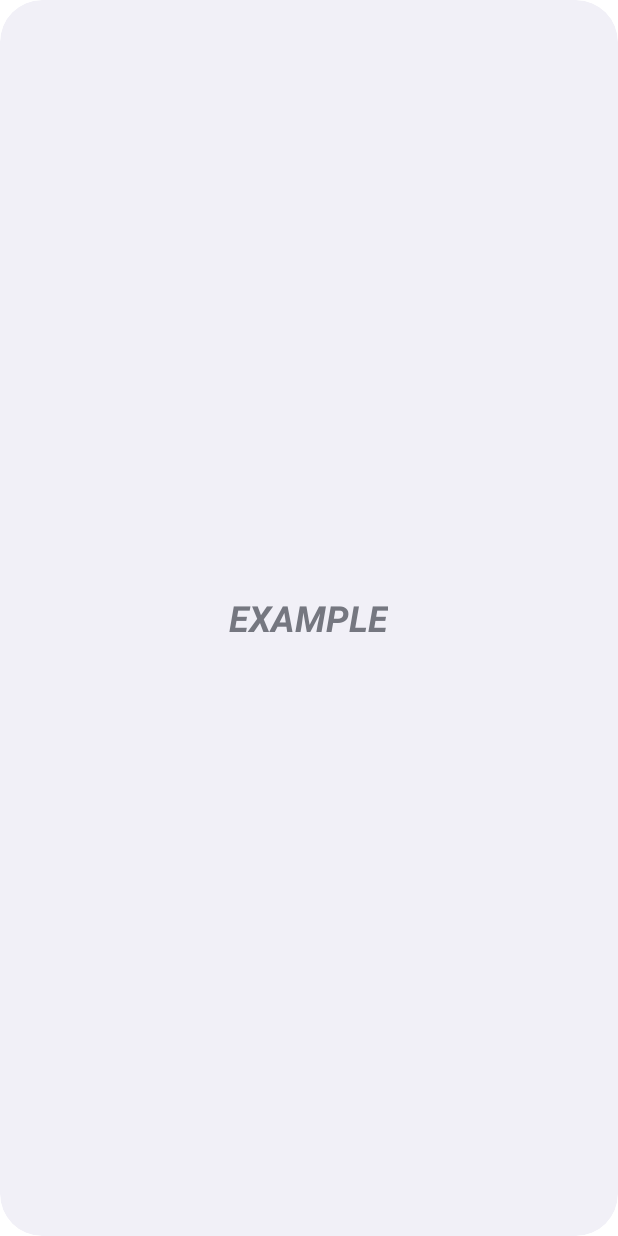
After one commit to Raychal/IntermediateAndroid, an Android app: the layout random_number_widget.xml on its own in the app's theme, with its tools: preview values and no code run, on a phone screen of 412 x 824 dp. The commit adds this screen. Run offline under Robolectric (Android 15) with nearby library versions, the phone set to English and light mode, and no system bars.

Commit message:
learn how to create and show widget

```diff
--- /dev/null
+++ b/app/src/main/res/drawable-v21/app_widget_background.xml
@@ -0,0 +1,10 @@
+<?xml version="1.0" encoding="utf-8"?><!--
+Background for widgets to make the rounded corners based on the
+appWidgetRadius attribute value
+-->
+<shape xmlns:android="http://schemas.android.com/apk/res/android"
+    android:shape="rectangle">
+
+    <corners android:radius="?attr/appWidgetRadius" />
+    <solid android:color="?android:attr/colorBackground" />
+</shape>
--- /dev/null
+++ b/app/src/main/res/layout/random_number_widget.xml
@@ -0,0 +1,18 @@
+<RelativeLayout xmlns:android="http://schemas.android.com/apk/res/android"
+    style="@style/Widget.IntermediateAndroid.AppWidget.Container"
+    android:layout_width="match_parent"
+    android:layout_height="match_parent"
+    android:theme="@style/Theme.IntermediateAndroid.AppWidgetContainer">
+
+    <TextView
+        android:id="@+id/appwidget_text"
+        android:layout_width="wrap_content"
+        android:layout_height="wrap_content"
+        android:layout_centerHorizontal="true"
+        android:layout_centerVertical="true"
+        android:layout_margin="8dp"
+        android:contentDescription="@string/appwidget_text"
+        android:text="@string/appwidget_text"
+        android:textSize="24sp"
+        android:textStyle="bold|italic" />
+</RelativeLayout>
--- /dev/null
+++ b/app/src/main/res/values-night-v31/themes.xml
@@ -0,0 +1,10 @@
+<?xml version="1.0" encoding="utf-8"?>
+<resources>
+    <!--
+    Having themes.xml for night-v31 because of the priority order of the resource qualifiers.
+    -->
+    <style name="Theme.IntermediateAndroid.AppWidgetContainerParent" parent="@android:style/Theme.DeviceDefault.DayNight">
+        <item name="appWidgetRadius">@android:dimen/system_app_widget_background_radius</item>
+        <item name="appWidgetInnerRadius">@android:dimen/system_app_widget_inner_radius</item>
+    </style>
+</resources>
--- /dev/null
+++ b/app/src/main/res/values-v21/styles.xml
@@ -0,0 +1,14 @@
+<resources>
+
+    <style name="Widget.IntermediateAndroid.AppWidget.Container" parent="android:Widget">
+        <item name="android:id">@android:id/background</item>
+        <item name="android:padding">?attr/appWidgetPadding</item>
+        <item name="android:background">@drawable/app_widget_background</item>
+    </style>
+
+    <style name="Widget.IntermediateAndroid.AppWidget.InnerView" parent="android:Widget">
+        <item name="android:padding">?attr/appWidgetPadding</item>
+        <item name="android:background">@drawable/app_widget_inner_view_background</item>
+        <item name="android:textColor">?android:attr/textColorPrimary</item>
+    </style>
+</resources>
--- /dev/null
+++ b/app/src/main/res/values-v31/styles.xml
@@ -0,0 +1,16 @@
+<resources>
+
+    <style name="Widget.IntermediateAndroid.AppWidget.Container" parent="android:Widget">
+        <item name="android:id">@android:id/background</item>
+        <item name="android:padding">?attr/appWidgetPadding</item>
+        <item name="android:background">@drawable/app_widget_background</item>
+        <item name="android:clipToOutline">true</item>
+    </style>
+
+    <style name="Widget.IntermediateAndroid.AppWidget.InnerView" parent="android:Widget">
+        <item name="android:padding">?attr/appWidgetPadding</item>
+        <item name="android:background">@drawable/app_widget_inner_view_background</item>
+        <item name="android:textColor">?android:attr/textColorPrimary</item>
+        <item name="android:clipToOutline">true</item>
+    </style>
+</resources>
--- /dev/null
+++ b/app/src/main/res/values-v31/themes.xml
@@ -0,0 +1,11 @@
+<?xml version="1.0" encoding="utf-8"?>
+<resources>
+    <!--
+    Having themes.xml for v31 variant because @android:dimen/system_app_widget_background_radius
+     and @android:dimen/system_app_widget_internal_padding requires API level 31
+    -->
+    <style name="Theme.IntermediateAndroid.AppWidgetContainerParent" parent="@android:style/Theme.DeviceDefault.DayNight">
+        <item name="appWidgetRadius">@android:dimen/system_app_widget_background_radius</item>
+        <item name="appWidgetInnerRadius">@android:dimen/system_app_widget_inner_radius</item>
+    </style>
+</resources>
--- a/app/src/main/res/values/colors.xml
+++ b/app/src/main/res/values/colors.xml
@@ -7,4 +7,8 @@
     <color name="teal_700">#FF018786</color>
     <color name="black">#FF000000</color>
     <color name="white">#FFFFFFFF</color>
+    <color name="light_blue_50">#FFE1F5FE</color>
+    <color name="light_blue_200">#FF81D4FA</color>
+    <color name="light_blue_600">#FF039BE5</color>
+    <color name="light_blue_900">#FF01579B</color>
 </resources>
--- a/app/src/main/res/values/strings.xml
+++ b/app/src/main/res/values/strings.xml
@@ -1,3 +1,6 @@
 <resources>
     <string name="app_name">Intermediate Android</string>
+    <string name="appwidget_text">EXAMPLE</string>
+    <string name="add_widget">Add widget</string>
+    <string name="app_widget_description">This is an app widget description</string>
 </resources>
--- /dev/null
+++ b/app/src/main/res/values/styles.xml
@@ -0,0 +1,12 @@
+<resources>
+
+    <style name="Widget.IntermediateAndroid.AppWidget.Container" parent="android:Widget">
+        <item name="android:id">@android:id/background</item>
+        <item name="android:background">?android:attr/colorBackground</item>
+    </style>
+
+    <style name="Widget.IntermediateAndroid.AppWidget.InnerView" parent="android:Widget">
+        <item name="android:background">?android:attr/colorBackground</item>
+        <item name="android:textColor">?android:attr/textColorPrimary</item>
+    </style>
+</resources>
--- a/app/src/main/res/values/themes.xml
+++ b/app/src/main/res/values/themes.xml
@@ -13,4 +13,19 @@
         <item name="android:statusBarColor">?attr/colorPrimaryVariant</item>
         <!-- Customize your theme here. -->
     </style>
+
+    <style name="Theme.IntermediateAndroid.AppWidgetContainerParent" parent="@android:style/Theme.DeviceDefault">
+        <!-- Radius of the outer bound of widgets to make the rounded corners -->
+        <item name="appWidgetRadius">16dp</item>
+        <!--
+        Radius of the inner view's bound of widgets to make the rounded corners.
+        It needs to be 8dp or less than the value of appWidgetRadius
+        -->
+        <item name="appWidgetInnerRadius">8dp</item>
+    </style>
+
+    <style name="Theme.IntermediateAndroid.AppWidgetContainer" parent="Theme.IntermediateAndroid.AppWidgetContainerParent">
+        <!-- Apply padding to avoid the content of the widget colliding with the rounded corners -->
+        <item name="appWidgetPadding">16dp</item>
+    </style>
 </resources>
```
Also changed, not shown: app/src/main/AndroidManifest.xml (+11 -0 lines), app/src/main/java/com/example/intermediateandroid/NumberGenerator.kt (added, +10 -0 lines), app/src/main/java/com/example/intermediateandroid/RandomNumberWidget.kt (added, +42 -0 lines), app/src/main/res/drawable-v21/app_widget_inner_view_background.xml (added, +10 -0 lines), app/src/main/res/values/attrs.xml (added, +7 -0 lines), app/src/main/res/values/dimens.xml (added, +10 -0 lines), app/src/main/res/xml/random_number_widget_info.xml (added, +14 -0 lines), app/src/main/res/drawable-nodpi/example_appwidget_preview.png (added).
